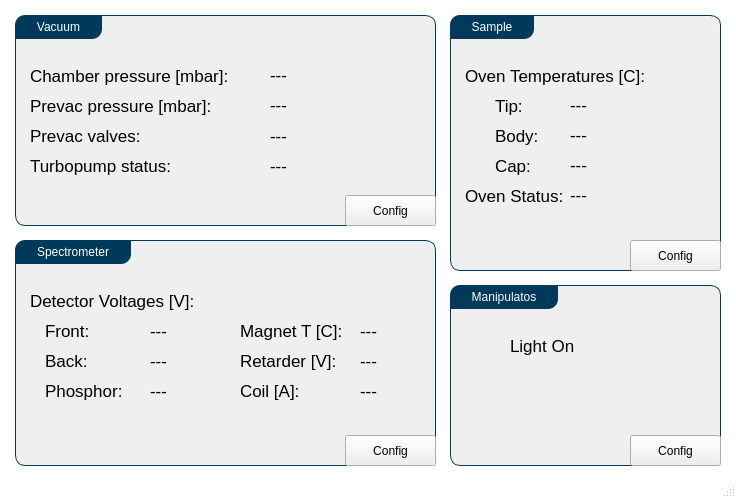
First picture: the form in Utils/ursapqConsoleResources/main.ui, repository pnjun/UrsaPQ-Manager, before the edit.
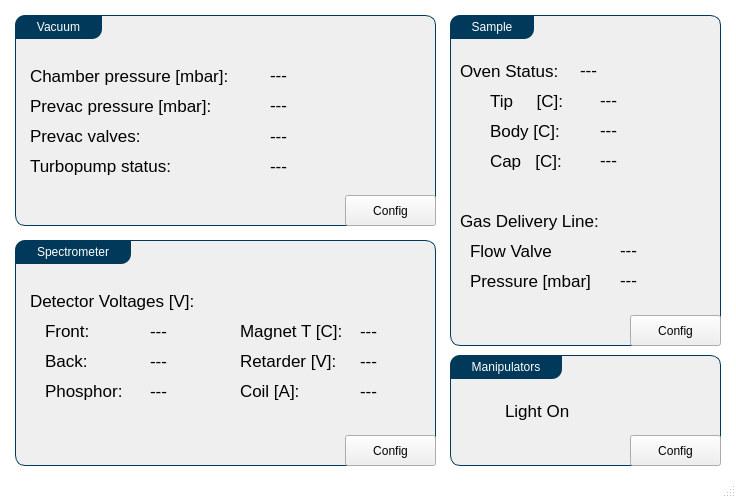
Second picture: the form after the edit.

```diff
--- a/Utils/ursapqConsoleResources/main.ui
+++ b/Utils/ursapqConsoleResources/main.ui
@@ -461,7 +461,7 @@
       <x>450</x>
       <y>15</y>
       <width>271</width>
-      <height>256</height>
+      <height>331</height>
      </rect>
     </property>
     <property name="title">
@@ -471,7 +471,7 @@
      <property name="geometry">
       <rect>
        <x>180</x>
-       <y>225</y>
+       <y>300</y>
        <width>91</width>
        <height>31</height>
       </rect>
@@ -493,24 +493,11 @@
       <string/>
      </property>
     </widget>
-    <widget class="QLabel" name="label_5">
-     <property name="geometry">
-      <rect>
-       <x>15</x>
-       <y>45</y>
-       <width>271</width>
-       <height>31</height>
-      </rect>
-     </property>
-     <property name="text">
-      <string>Oven Temperatures [C]:</string>
-     </property>
-    </widget>
     <widget class="QLabel" name="tipTemp">
      <property name="geometry">
       <rect>
-       <x>120</x>
-       <y>75</y>
+       <x>150</x>
+       <y>70</y>
        <width>91</width>
        <height>30</height>
       </rect>
@@ -522,47 +509,47 @@
     <widget class="QLabel" name="label_6">
      <property name="geometry">
       <rect>
-       <x>45</x>
-       <y>75</y>
+       <x>40</x>
+       <y>70</y>
        <width>76</width>
        <height>31</height>
       </rect>
      </property>
      <property name="text">
-      <string>Tip:</string>
+      <string>Tip     [C]:</string>
      </property>
     </widget>
     <widget class="QLabel" name="label_7">
      <property name="geometry">
       <rect>
-       <x>45</x>
-       <y>105</y>
+       <x>40</x>
+       <y>100</y>
        <width>76</width>
        <height>31</height>
       </rect>
      </property>
      <property name="text">
-      <string>Body:</string>
+      <string>Body [C]:</string>
      </property>
     </widget>
     <widget class="QLabel" name="label_8">
      <property name="geometry">
       <rect>
-       <x>45</x>
-       <y>135</y>
+       <x>40</x>
+       <y>130</y>
        <width>76</width>
        <height>31</height>
       </rect>
      </property>
      <property name="text">
-      <string>Cap:</string>
+      <string>Cap   [C]:</string>
      </property>
     </widget>
     <widget class="QLabel" name="bodyTemp">
      <property name="geometry">
       <rect>
-       <x>120</x>
-       <y>105</y>
+       <x>150</x>
+       <y>100</y>
        <width>91</width>
        <height>30</height>
       </rect>
@@ -574,8 +561,8 @@
     <widget class="QLabel" name="capTemp">
      <property name="geometry">
       <rect>
-       <x>120</x>
-       <y>135</y>
+       <x>150</x>
+       <y>130</y>
        <width>91</width>
        <height>30</height>
       </rect>
@@ -587,9 +574,9 @@
     <widget class="QLabel" name="label_9">
      <property name="geometry">
       <rect>
-       <x>15</x>
-       <y>165</y>
-       <width>241</width>
+       <x>10</x>
+       <y>40</y>
+       <width>111</width>
        <height>31</height>
       </rect>
      </property>
@@ -600,8 +587,8 @@
     <widget class="QLabel" name="ovenStatus">
      <property name="geometry">
       <rect>
-       <x>120</x>
-       <y>165</y>
+       <x>130</x>
+       <y>40</y>
        <width>121</width>
        <height>30</height>
       </rect>
@@ -610,24 +597,89 @@
       <string>---</string>
      </property>
     </widget>
+    <widget class="QLabel" name="gasLine_flow">
+     <property name="geometry">
+      <rect>
+       <x>170</x>
+       <y>220</y>
+       <width>91</width>
+       <height>30</height>
+      </rect>
+     </property>
+     <property name="text">
+      <string>---</string>
+     </property>
+    </widget>
+    <widget class="QLabel" name="label_18">
+     <property name="geometry">
+      <rect>
+       <x>20</x>
+       <y>220</y>
+       <width>131</width>
+       <height>31</height>
+      </rect>
+     </property>
+     <property name="text">
+      <string>Flow Valve</string>
+     </property>
+    </widget>
+    <widget class="QLabel" name="label_24">
+     <property name="geometry">
+      <rect>
+       <x>20</x>
+       <y>250</y>
+       <width>141</width>
+       <height>31</height>
+      </rect>
+     </property>
+     <property name="text">
+      <string>Pressure [mbar]</string>
+     </property>
+    </widget>
+    <widget class="QLabel" name="gasLine_pressure">
+     <property name="geometry">
+      <rect>
+       <x>170</x>
+       <y>250</y>
+       <width>91</width>
+       <height>30</height>
+      </rect>
+     </property>
+     <property name="text">
+      <string>---</string>
+     </property>
+    </widget>
+    <widget class="QLabel" name="label_25">
+     <property name="geometry">
+      <rect>
+       <x>10</x>
+       <y>190</y>
+       <width>171</width>
+       <height>31</height>
+      </rect>
+     </property>
+     <property name="text">
+      <string>Gas Delivery Line:</string>
+     </property>
+    </widget>
    </widget>
    <widget class="QGroupBox" name="groupBox_4">
     <property name="geometry">
      <rect>
       <x>450</x>
-      <y>285</y>
+      <y>355</y>
       <width>271</width>
-      <height>181</height>
+      <height>111</height>
      </rect>
     </property>
     <property name="title">
-     <string>Manipulatos</string>
+     <string>Manipulators</string>
     </property>
     <widget class="QPushButton" name="manipulator_MB">
      <property name="geometry">
       <rect>
        <x>180</x>
-       <y>150</y>
+       <y>80</y>
        <width>91</width>
        <height>31</height>
       </rect>
@@ -639,8 +691,8 @@
     <widget class="QLabel" name="label_15">
      <property name="geometry">
       <rect>
-       <x>60</x>
-       <y>45</y>
+       <x>55</x>
+       <y>40</y>
        <width>121</width>
        <height>31</height>
       </rect>
@@ -652,8 +704,8 @@
     <widget class="QWidget" name="verticalLayoutWidget">
      <property name="geometry">
       <rect>
-       <x>15</x>
-       <y>45</y>
+       <x>10</x>
+       <y>40</y>
        <width>46</width>
        <height>31</height>
       </rect>
```
